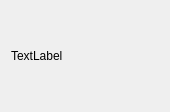
Above: Editor/LuxonEditor.GUI.Qt/Texture/QTextureField.ui from s-rahmani1992/LuxonEngine before the change. Below: the same form after it.
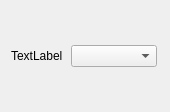
That is the form after the change.

Commit message: Implemented texture selection in the texture field widget. Added modifying texture in the material inspecter.

Diff of the .ui file:
```diff
--- a/Editor/LuxonEditor.GUI.Qt/Texture/QTextureField.ui
+++ b/Editor/LuxonEditor.GUI.Qt/Texture/QTextureField.ui
@@ -47,6 +47,26 @@
        <height>90</height>
       </size>
      </property>
+     <layout class="QVBoxLayout" name="verticalLayout">
+      <property name="spacing">
+       <number>2</number>
+      </property>
+      <property name="leftMargin">
+       <number>2</number>
+      </property>
+      <property name="topMargin">
+       <number>2</number>
+      </property>
+      <property name="rightMargin">
+       <number>2</number>
+      </property>
+      <property name="bottomMargin">
+       <number>2</number>
+      </property>
+      <item>
+       <widget class="QComboBox" name="selectBox"/>
+      </item>
+     </layout>
     </widget>
    </item>
   </layout>
```
The commit also changes 9 other files.
